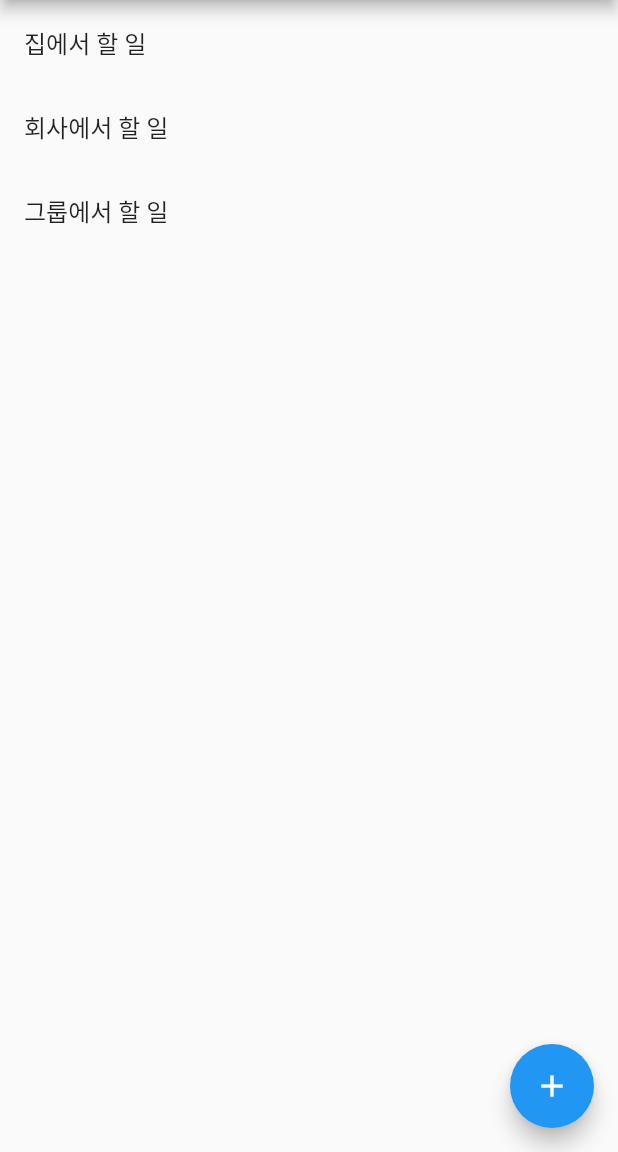
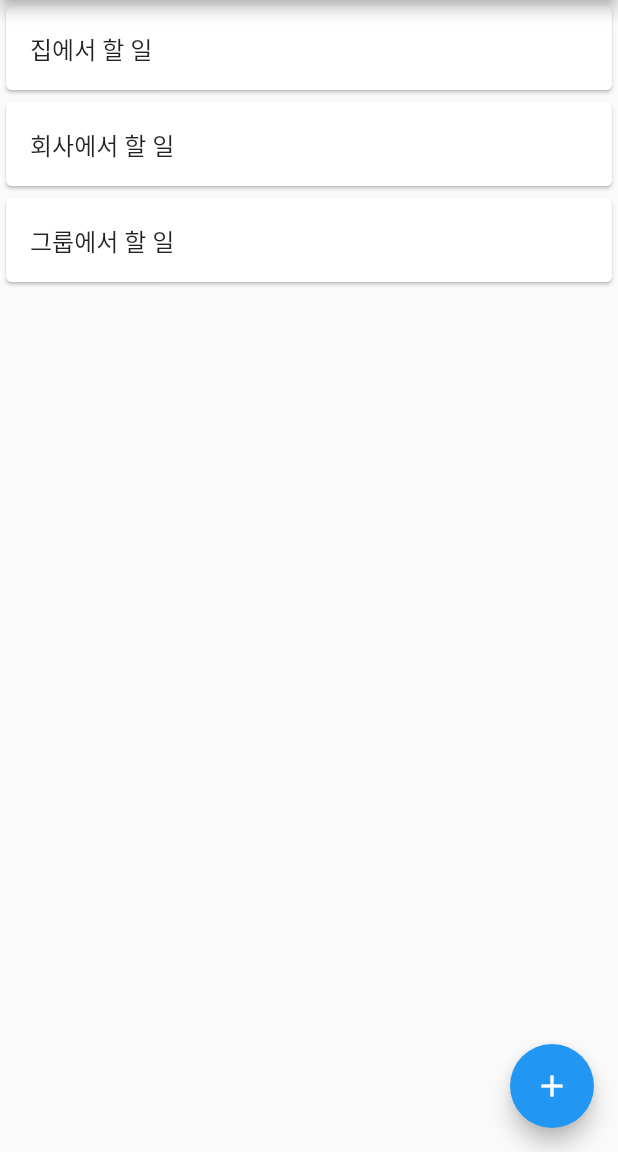
Before and after one commit to t4ehye0ng/todolist, a Flutter app: the screen it shows after launch, on a phone screen of 412 x 824 dp, the part 84-1236 px from its top. Run offline on Flutter 3.47's test engine with Material 2 defaults, Android fonts, the phone set to English and light mode, and no system bars.

Commit message:
Recover card

```diff
--- a/lib/main.dart
+++ b/lib/main.dart
@@ -161,7 +161,7 @@ Widget _myListView(BuildContext context) {
               .showSnackBar(SnackBar(content: Text("$task dismissed")));
         },
         background: Container(color: Colors.red),
-        child: ListTile(title: Text(task)),
+        child: Card(child: ListTile(title: Text(task))),
       );
       // return Card(
       //     child: ListTile(
```
